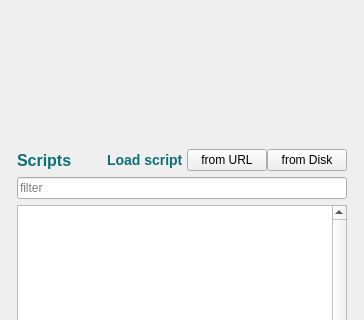
Qt form interface/ui/runningScriptsWidget.ui (vircadia/vircadia-native-core) before a commit; both pictures show x 0 to 364 and y 294 to 614 of the 364 by 728 pixel window.
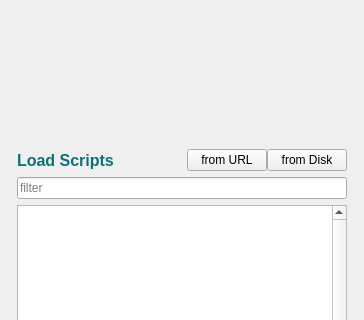
The same form after that commit.

Commit message: changed "Load Scripts" label to be better understandable

```diff
--- a/interface/ui/runningScriptsWidget.ui
+++ b/interface/ui/runningScriptsWidget.ui
@@ -373,7 +373,7 @@
 font: bold 16px;</string>
            </property>
            <property name="text">
-            <string>Scripts</string>
+            <string>Load Scripts</string>
            </property>
           </widget>
          </item>
@@ -390,16 +390,6 @@
            </property>
           </spacer>
          </item>
-         <item>
-          <widget class="QLabel" name="label_2">
-           <property name="styleSheet">
-            <string notr="true">color: #0e7077; font: bold 14px;</string>
-           </property>
-           <property name="text">
-            <string>Load script </string>
-           </property>
-          </widget>
-         </item>
          <item>
           <widget class="QPushButton" name="loadScriptFromURLButton">
            <property name="text">
```
